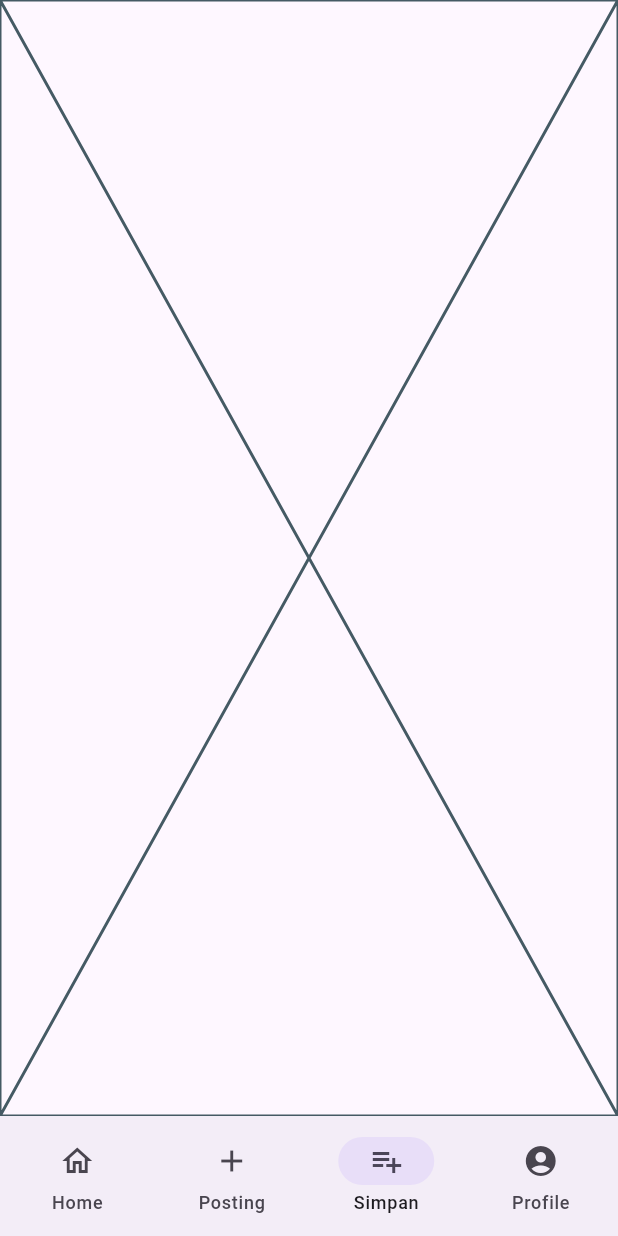
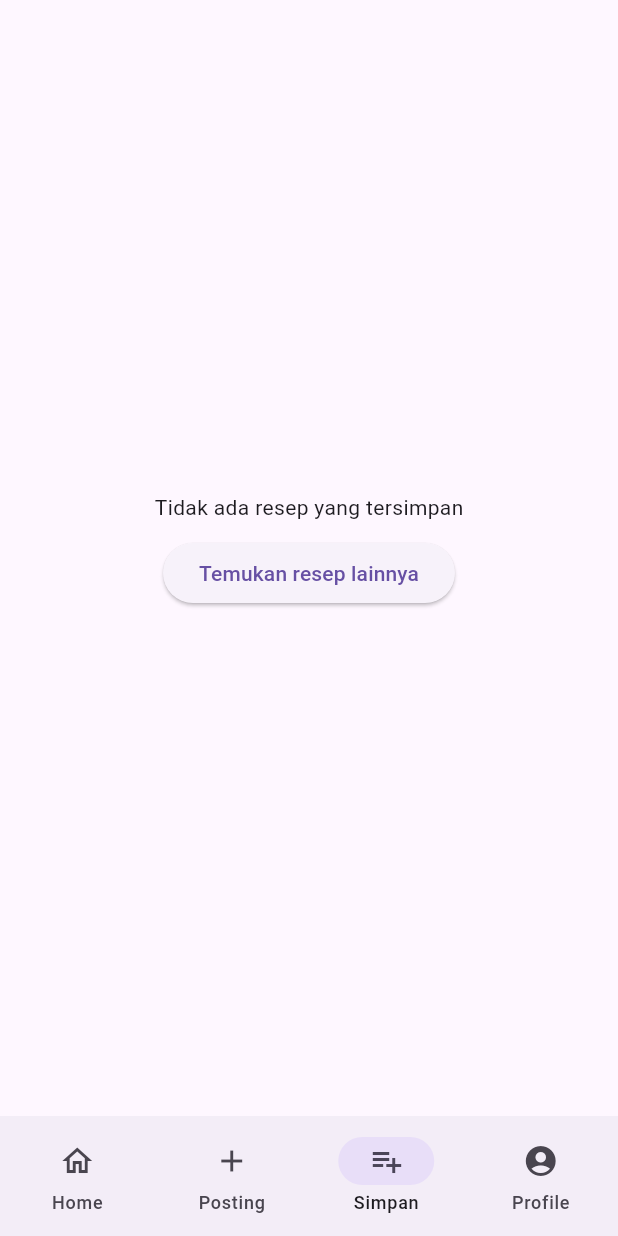
Before and after one commit to mdbicode/nusantara_recipe, a Flutter app: the screen it shows after launch, item 3 of the bottom bar chosen, on a phone screen of 412 x 824 dp. Run offline on Flutter 3.47's test engine with Material 3 defaults, Android fonts, the phone set to English and light mode, and no system bars.

Commit message:
Make a profile page and save page

```diff
--- a/lib/save.dart
+++ b/lib/save.dart
@@ -5,6 +5,22 @@ class RecipeSave extends StatelessWidget {
 
   @override
   Widget build(BuildContext context) {
-    return const Placeholder();
+    return Scaffold(
+      body: Center(
+        child: Column(
+          mainAxisAlignment: MainAxisAlignment.center,
+          children: [
+            Text('Tidak ada resep yang tersimpan'),
+            Container(
+              padding: EdgeInsets.all(10),
+              child: ElevatedButton(
+                      onPressed: () {},
+                      child: const Text('Temukan resep lainnya'),
+                    ),
+            ),
+          ],
+        )
+        ),
+    );
   }
 }
--- a/pubspec.yaml
+++ b/pubspec.yaml
@@ -60,7 +60,7 @@ flutter:
 
   # To add assets to your application, add an assets section, like this:
   assets:
-    - images/
+    - /images/
   #   - images/a_dot_ham.jpeg
 
   # An image asset can refer to one or more resolution-specific "variants", see
```
Also changed, not shown: lib/components/search.dart (added, +41 -0 lines), lib/home.dart (+2 -32 lines), lib/profile.dart (+37 -1 lines).
